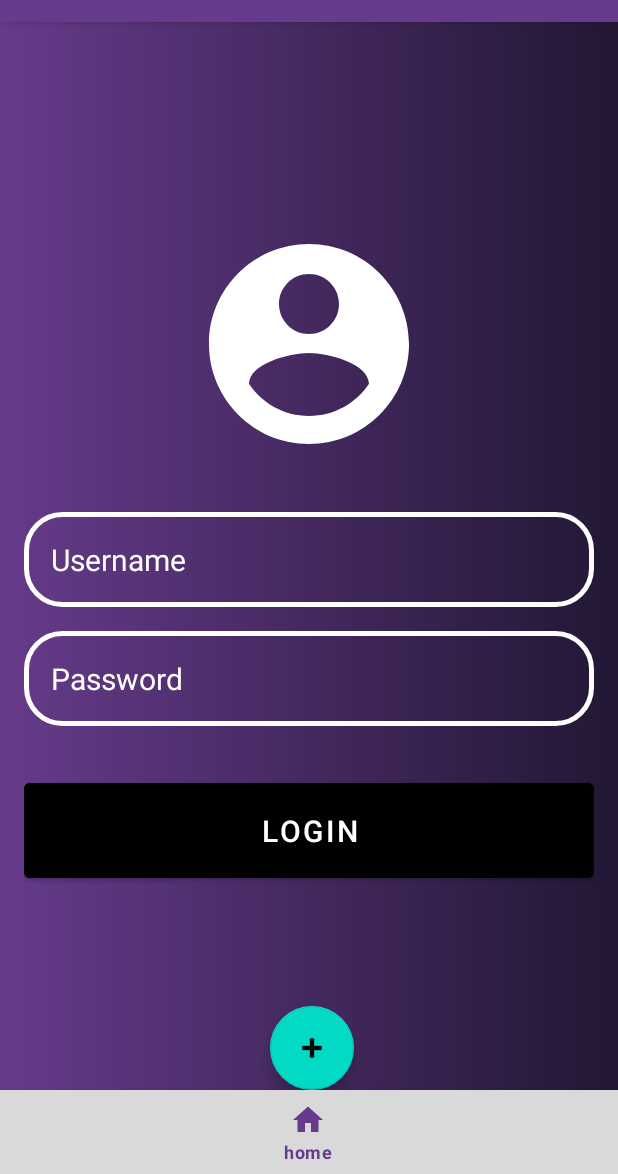
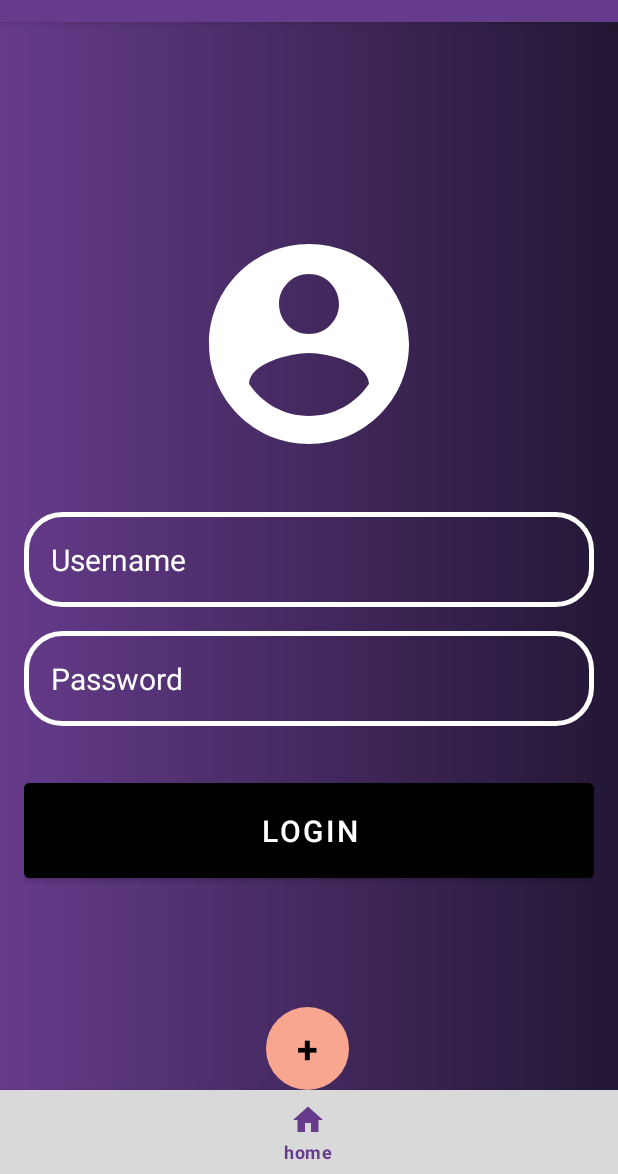
Before and after one commit to Harold107/star-vault, an Android app: the screen it shows after launch (MainActivity), on a phone screen of 412 x 824 dp, the part 62-1236 px from its top. Run offline under Robolectric (Android 15) with nearby library versions, the phone set to English and light mode, and no system bars; our stand-ins replace Room's generated code, navigation-ui.

Commit message:
Changed add transaction button color and expense text color

```diff
--- a/app/src/main/java/com/example/galacticore/MainActivity.java
+++ b/app/src/main/java/com/example/galacticore/MainActivity.java
@@ -46,10 +46,6 @@
                     bottomNav.setVisibility(View.GONE);
                     binding.newTransactionBtn.setVisibility(View.GONE);
                 }
-//                else if(destination.getId() == R.id.loginFragment){
-//                    bottomNav.setVisibility(View.GONE);
-//                    binding.newTransactionBtn.setVisibility(View.GONE);
-//                }
                 else {
                     bottomNav.setVisibility(View.VISIBLE);
                     binding.newTransactionBtn.setVisibility(View.VISIBLE);
--- a/app/src/main/java/com/example/galacticore/TransactionAdapter.java
+++ b/app/src/main/java/com/example/galacticore/TransactionAdapter.java
@@ -19,7 +19,7 @@
     }
 
     int incomeGreen = Color.argb(255,21,180,1);
-    int expenseRed = Color.argb(255,255,0,0);
+    int expenseRed = Color.argb(255,170,20,20);
 
     @NonNull
     @Override
--- /dev/null
+++ b/app/src/main/res/drawable/bnt_add_transaction.xml
@@ -0,0 +1,10 @@
+<?xml version="1.0" encoding="utf-8"?>
+<selector xmlns:android="http://schemas.android.com/apk/res/android">
+    <item>
+        <shape android:shape="oval">
+            <solid android:color="#F9A690"/>
+            <size android:width="120dp" android:height="120dp"/>
+        </shape>
+
+    </item>
+</selector>
--- a/app/src/main/res/drawable/ic_add.xml
+++ /dev/null
@@ -1,9 +0,0 @@
-<vector xmlns:android="http://schemas.android.com/apk/res/android"
-        android:width="24dp"
-        android:height="24dp"
-        android:viewportWidth="24"
-        android:viewportHeight="24">
-    <path
-            android:fillColor="#FFFFFF"
-            android:pathData="M19,13h-6v6h-2v-6H5v-2h6V5h2v6h6v2z"/>
-</vector>
--- a/app/src/main/res/layout/activity_main.xml
+++ b/app/src/main/res/layout/activity_main.xml
@@ -29,13 +29,20 @@
             app:menu="@menu/bottom_nav_menu"
             android:background="@color/navigationBar_grey">
     </com.google.android.material.bottomnavigation.BottomNavigationView>
-    <com.google.android.material.floatingactionbutton.FloatingActionButton
+    <TextView
             android:id="@+id/newTransaction_btn"
-            android:layout_width="wrap_content"
-            android:layout_height="wrap_content"
-            android:contentDescription="@string/add_new_transaction"
-            app:srcCompat="@android:drawable/ic_input_add"
+            android:text="+"
+            android:textSize="25sp"
+            android:textAlignment="center"
+            android:textStyle="bold"
+            android:textColor="@color/black"
+            android:layout_width="55dp"
+            android:layout_height="55dp"
+            android:gravity="center"
+            android:background="@drawable/bnt_add_transaction"
+            app:layout_constraintStart_toStartOf="parent"
             app:layout_constraintEnd_toEndOf="parent"
-            android:layout_marginEnd="176dp" app:layout_constraintBottom_toTopOf="@+id/bottomNavigationView"/>
+            app:layout_constraintBottom_toTopOf="@+id/bottomNavigationView"
+            app:layout_constraintHorizontal_bias="0.498"/>
 
 </androidx.constraintlayout.widget.ConstraintLayout>
--- a/app/src/main/res/layout/fragment_add_transaction.xml
+++ b/app/src/main/res/layout/fragment_add_transaction.xml
@@ -91,7 +91,7 @@
                     android:clickable="true"
                     android:focusable="true"
                     android:text="@string/select_category"
-                    android:textAppearance="?attr/textAppearanceSubtitle1" />
+                    android:textAppearance="?attr/textAppearanceSubtitle1"/>
 
         </com.google.android.material.textfield.TextInputLayout>
 
```
